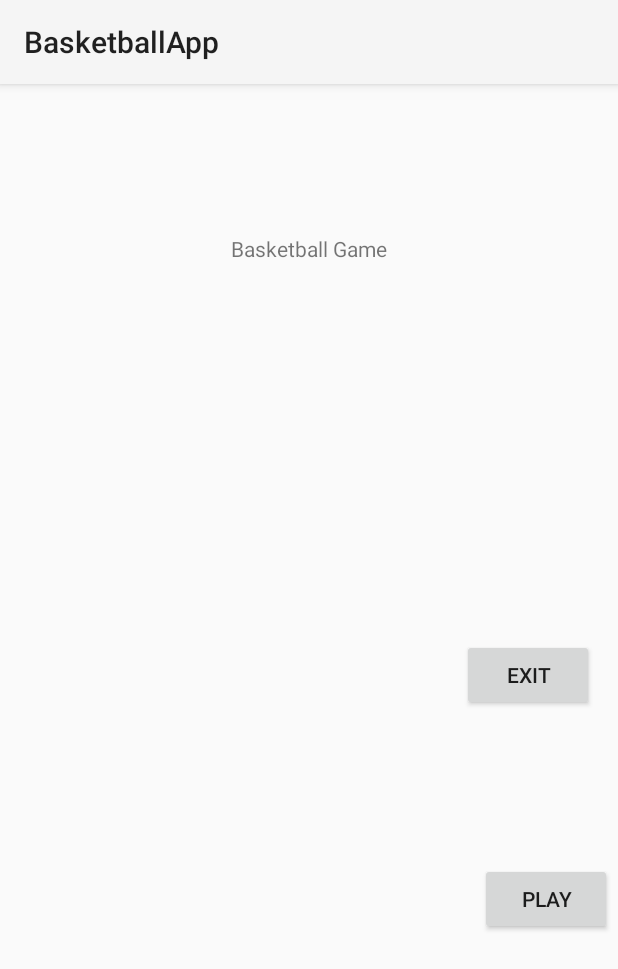
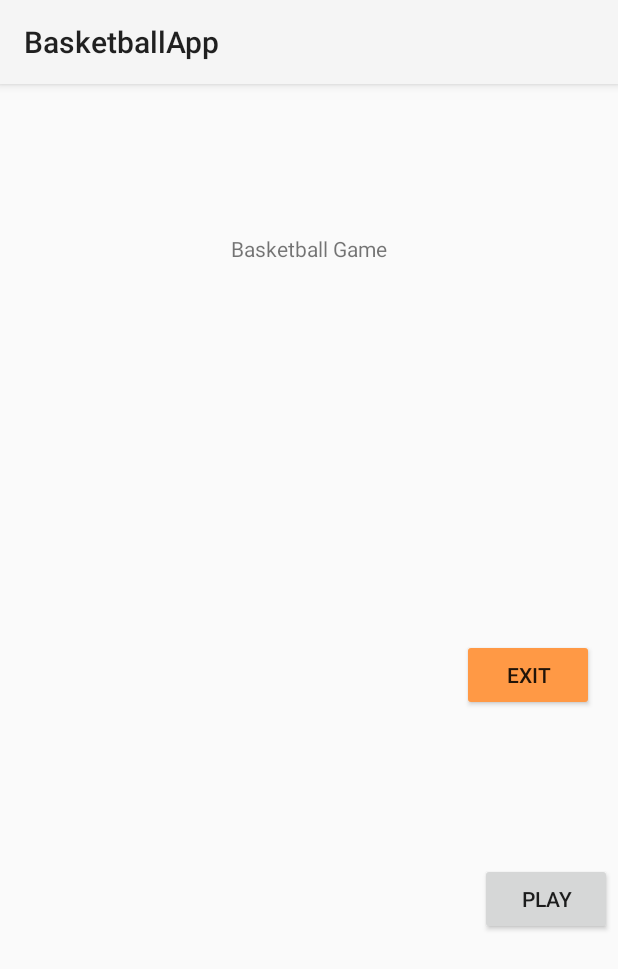
Before and after one commit to Delizcolonj/BasketballApp, an Android app: the screen it shows after launch (MainActivity), on a phone screen of 412 x 824 dp. Shown: the top 969 px of the screen. Run offline under Robolectric (Android 15) with nearby library versions, the phone set to English and light mode, and no system bars.

Commit message:
implemented color

```diff
--- a/app/src/main/res/layout/activity_main.xml
+++ b/app/src/main/res/layout/activity_main.xml
@@ -36,6 +36,7 @@
         android:layout_marginTop="172dp"
         android:layout_marginEnd="32dp"
         android:text="@string/score"
+        android:backgroundTint="@color/orange"
         app:layout_constraintEnd_toEndOf="parent"
         app:layout_constraintHorizontal_bias="1.0"
         app:layout_constraintStart_toEndOf="@+id/btn_play"
@@ -46,6 +47,7 @@
         android:layout_width="wrap_content"
         android:layout_height="wrap_content"
         android:text="@string/exit"
+        android:backgroundTint="@color/orange"
         app:layout_constraintBottom_toBottomOf="parent"
         app:layout_constraintEnd_toEndOf="parent"
         app:layout_constraintHorizontal_bias="0.95"
```
